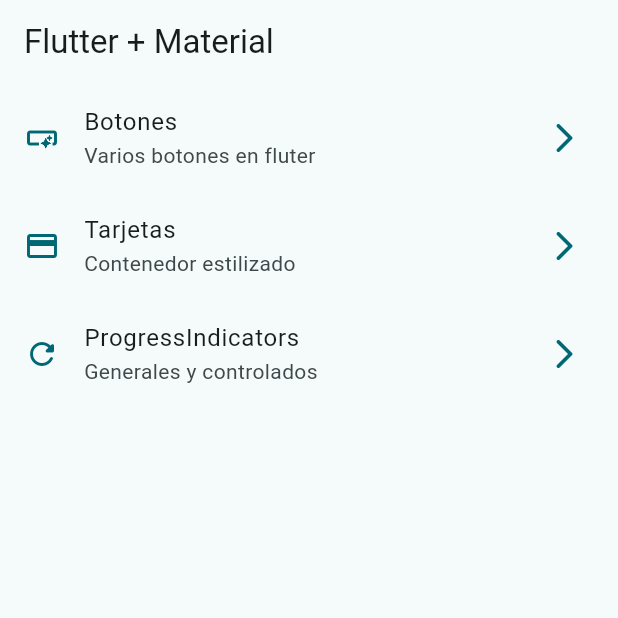
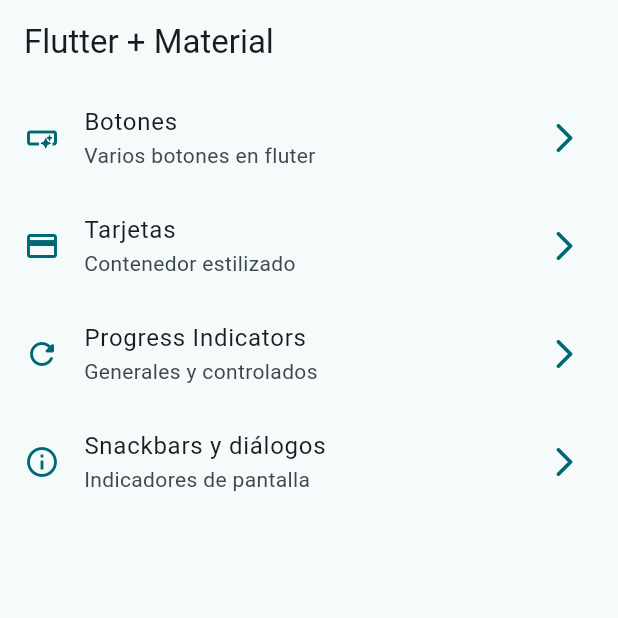
Before and after one commit to erivas17/fl_widgets_app, a Flutter app: the screen it shows after launch, on a phone screen of 412 x 824 dp, the top half of it. Run offline on Flutter 3.47's test engine with Material 2 defaults, Android fonts, the phone set to English and light mode, and no system bars; our stand-ins replace go_router.

Commit message:
snackbars dialogs finished

```diff
--- a/lib/config/menu/menu_items.dart
+++ b/lib/config/menu/menu_items.dart
@@ -25,8 +25,13 @@ const appMenuItems = <MenuItem>[
       url: '/cards',
       icon: Icons.credit_card),
   MenuItem(
-      tittle: 'ProgressIndicators',
+      tittle: 'Progress Indicators',
       subTittle: 'Generales y controlados',
       url: '/progress',
       icon: Icons.refresh_rounded),
+  MenuItem(
+      tittle: 'Snackbars y diálogos',
+      subTittle: 'Indicadores de pantalla',
+      url: '/snackbars',
+      icon: Icons.info_outline),
 ];
--- a/lib/config/router/app_router.dart
+++ b/lib/config/router/app_router.dart
@@ -3,6 +3,8 @@ import 'package:widgets_app/presentation/screens/buttons/buttons_screen.dart';
 import 'package:widgets_app/presentation/screens/buttons/cards/cards_screen.dart';
 import 'package:widgets_app/presentation/screens/home/home_screen.dart';
 import 'package:widgets_app/presentation/screens/progress/progress_screen.dart';
+
+import '../../presentation/screens/snackbar/snackbar_screen.dart';
 
 /// The route configuration.
 final GoRouter appRouter = GoRouter(
@@ -31,5 +33,11 @@ final GoRouter appRouter = GoRouter(
         return const ProgressScreen();
       },
     ),
+    GoRoute(
+      path: '/snackbars',
+      builder: (context, GoRouterState state) {
+        return const SnackbarScreen();
+      },
+    ),
   ],
 );
--- a/lib/main.dart
+++ b/lib/main.dart
@@ -12,6 +12,7 @@ class MainApp extends StatelessWidget {
   @override
   Widget build(BuildContext context) {
     return MaterialApp.router(
+      title: 'Flutter Widgets',
       routerConfig: appRouter,
       debugShowCheckedModeBanner: false,
       theme: AppTheme(selectedColor: 8).getTheme(),
```
Also changed, not shown: lib/presentation/screens/snackbar/snackbar_screen.dart (added, +72 -0 lines), lib/presentation/screens/snackbr/snackbar_screen.dart (deleted, +0 -12 lines).
